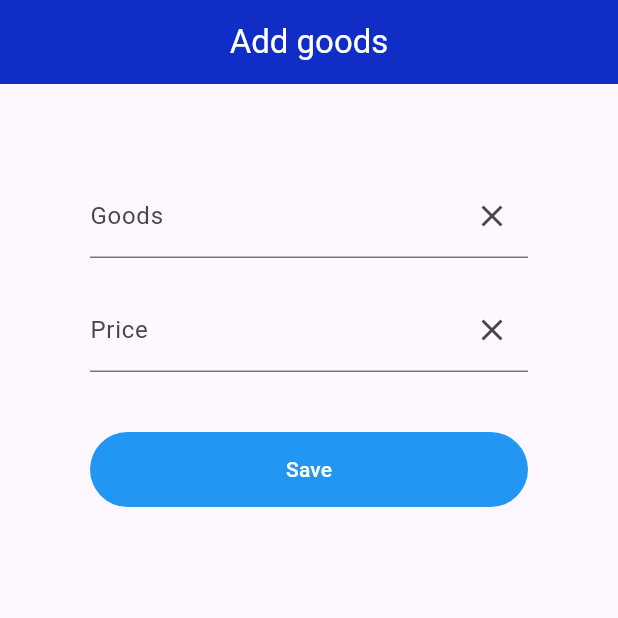
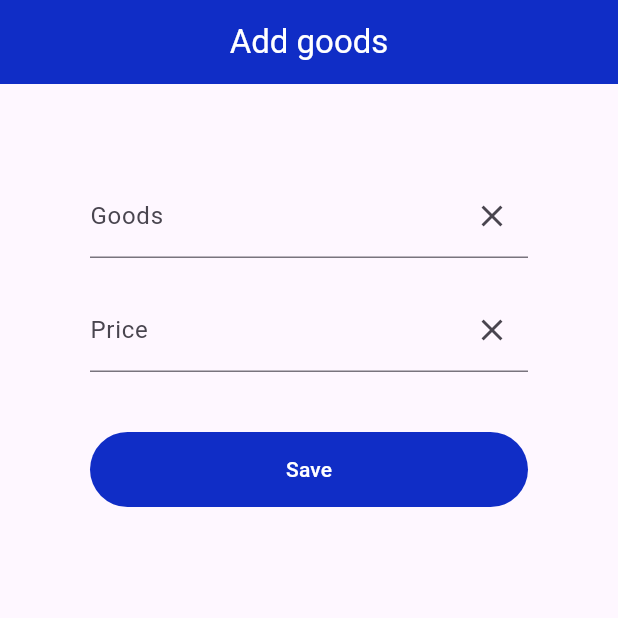
Before and after one commit to hasanNurubuloev/test_flutter_project, a Flutter app: the AddingGoodsScreen screen opened by its route, after a tap on "Save", on a phone screen of 412 x 824 dp, the top half of it. Run offline on Flutter 3.47's test engine with Material 3 defaults, Android fonts, the phone set to English and light mode, and no system bars; our stand-ins replace bloc, flutter_bloc, go_router, shared_preferences; accounts and stored records are empty.

Commit message:
Done delete

```diff
--- a/lib/goods/presention/adding_goods_screen.dart
+++ b/lib/goods/presention/adding_goods_screen.dart
@@ -109,12 +109,11 @@ class _AddingGoodsScreenState extends State<AddingGoodsScreen> {
                           price: _fieldTextPrice.text,
                           dateTime:
                               '${time.day.toString().padLeft(2, '0')}.${time.month.toString().padLeft(2, '0')}.${time.year}'));
-                      print(
-                          'Goods contains letters and price contains only numeric   ${DateTime.now().toUtc().toString()} ');
                     }
                   },
                   style: ButtonStyle(
-                    backgroundColor: WidgetStatePropertyAll(Colors.blue[500]!),
+                    backgroundColor: WidgetStatePropertyAll(
+                        Theme.of(context).appBarTheme.backgroundColor),
                     foregroundColor: const WidgetStatePropertyAll(Colors.white),
                   ),
                   child: const Text('Save')),
--- a/lib/router.dart
+++ b/lib/router.dart
@@ -16,7 +16,7 @@ enum AppRoute {
 
 GoRouter goRouter() {
   return GoRouter(
-    initialLocation: '/main/presentation',
+    initialLocation: '/home/presentation',
     routes: <RouteBase>[
       GoRoute(
         path: '/main/presentation',
```
Also changed, not shown: lib/home/bloc/home_bloc.dart (+10 -4 lines), lib/home/presentation/home_screen.dart (+5 -10 lines).
